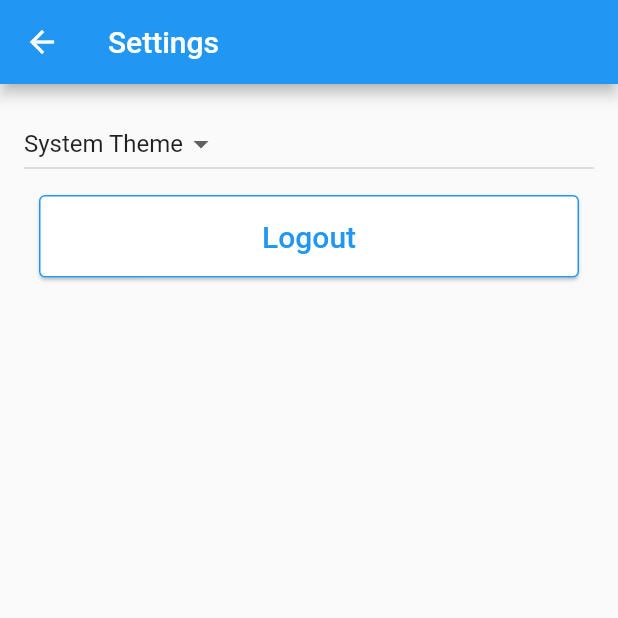
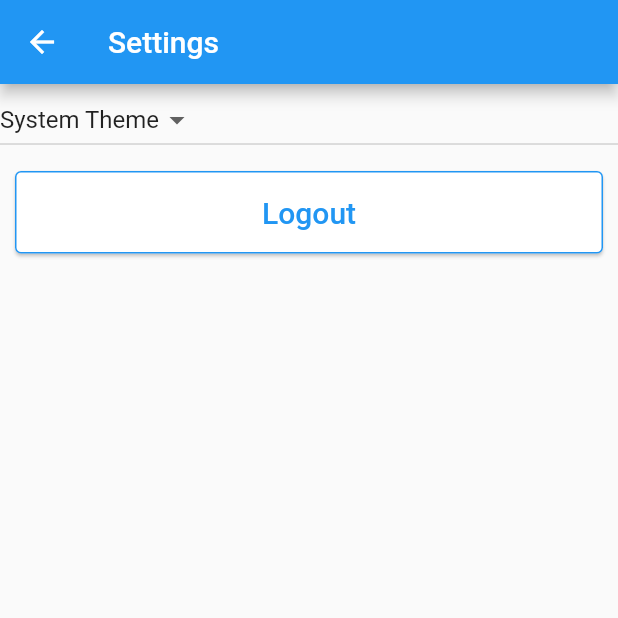
Before and after one commit to GregPuccio/ffa_classes, a Flutter app: the screen it shows once a user with an empty profile is signed in, after a tap on the "settings" icon, on a phone screen of 412 x 824 dp, the top half of it. Run offline on Flutter 3.47's test engine with Material 2 defaults, Android fonts, the phone set to English and light mode, and no system bars; our stand-ins replace cloud_firestore, firebase_auth, firebase_core, intl_phone_number_input, table_calendar; missing offline and left inert: time_range; accounts and stored records are empty; generated files the repository leaves out were written again.

Commit message:
fixed list with title

```diff
--- a/lib/src/auth_feature/auth.dart
+++ b/lib/src/auth_feature/auth.dart
@@ -209,6 +209,7 @@ class _LoginScreenState extends State<LoginScreen> {
         key: _scaffoldKey,
         body: Center(
           child: Container(
+            alignment: Alignment.topCenter,
             width: MediaQuery.of(context).orientation == Orientation.landscape
                 ? 600
                 : null,
@@ -219,7 +220,6 @@ class _LoginScreenState extends State<LoginScreen> {
                 : currentState == MobileVerificationState.mobileFormState
                     ? getMobileFormWidget(context)
                     : getOtpFormWidget(context),
-            padding: const EdgeInsets.all(16),
           ),
         ));
   }
--- a/lib/src/class_feature/add_class.dart
+++ b/lib/src/class_feature/add_class.dart
@@ -57,7 +57,7 @@ class _AddClassState extends State<AddClass> {
       ),
       body: Center(
         child: Container(
-          padding: const EdgeInsets.all(16),
+          alignment: Alignment.topCenter,
           width: MediaQuery.of(context).orientation == Orientation.landscape
               ? 600
               : null,
--- a/lib/src/class_feature/fclass_details.dart
+++ b/lib/src/class_feature/fclass_details.dart
@@ -45,7 +45,7 @@ class _FClassDetailsState extends State<FClassDetails> {
           Expanded(
             child: Center(
               child: Container(
-                padding: const EdgeInsets.all(16),
+                alignment: Alignment.topCenter,
                 width:
                     MediaQuery.of(context).orientation == Orientation.landscape
                         ? 600
--- a/lib/src/class_list_wrapper/class_list_views/list_view.dart
+++ b/lib/src/class_list_wrapper/class_list_views/list_view.dart
@@ -61,7 +61,7 @@ class _ClassListViewState extends State<ClassListView> {
           List<FClass> classes = snapshot.data!;
           return Center(
             child: Container(
-              padding: const EdgeInsets.all(16),
+              alignment: Alignment.topCenter,
               width: MediaQuery.of(context).orientation == Orientation.landscape
                   ? 600
                   : null,
--- a/lib/src/settings/settings_view.dart
+++ b/lib/src/settings/settings_view.dart
@@ -23,7 +23,7 @@ class SettingsView extends StatelessWidget {
       ),
       body: Center(
         child: Container(
-          padding: const EdgeInsets.all(16),
+          alignment: Alignment.topCenter,
           width: MediaQuery.of(context).orientation == Orientation.landscape
               ? 600
               : null,
```
Also changed, not shown: lib/src/class_list_wrapper/class_list_views/calendar_view.dart (+26 -6 lines), 1 other file.
